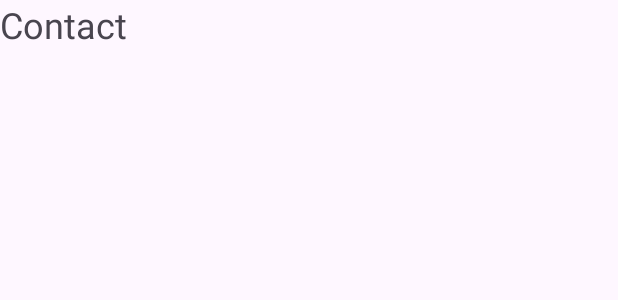
After one commit to ramontrovao/contacthub, an Android app: the layout activity_contact.xml on its own in the app's theme, with its tools: preview values and no code run, on a phone screen of 412 x 824 dp. The commit adds this screen. Shown: the top 300 px of the screen. Run offline under Robolectric (Android 15) with nearby library versions, the phone set to English and light mode, and no system bars.

Commit message:
feat: created contact activity

```diff
--- a/app/src/main/AndroidManifest.xml
+++ b/app/src/main/AndroidManifest.xml
@@ -21,6 +21,10 @@
                 <category android:name="android.intent.category.LAUNCHER" />
             </intent-filter>
         </activity>
+        <activity
+            android:name=".ContactActivity"
+            android:exported="true">
+        </activity>
     </application>
 
 </manifest>
--- /dev/null
+++ b/app/src/main/res/layout/activity_contact.xml
@@ -0,0 +1,13 @@
+<?xml version="1.0" encoding="utf-8"?>
+<androidx.constraintlayout.widget.ConstraintLayout xmlns:android="http://schemas.android.com/apk/res/android"
+    xmlns:app="http://schemas.android.com/apk/res-auto"
+    xmlns:tools="http://schemas.android.com/tools"
+    android:layout_width="match_parent"
+    android:layout_height="match_parent"
+    tools:context=".ContactActivity">
+    <TextView
+        android:layout_width="wrap_content"
+        android:layout_height="wrap_content"
+        android:text="Contact"
+        android:textSize="24sp"/>
+</androidx.constraintlayout.widget.ConstraintLayout>
--- a/app/src/main/res/layout/contact_card.xml
+++ b/app/src/main/res/layout/contact_card.xml
@@ -4,6 +4,7 @@
     android:layout_height="match_parent"
     android:paddingVertical="12dp"
     xmlns:app="http://schemas.android.com/apk/res-auto"
+    android:id="@+id/contactView"
     android:orientation="horizontal"
     android:background="@drawable/contact_border"
     app:justifyContent="space_between"
```
Also changed, not shown: app/src/main/java/dev/ramontrovao/contacthub/ContactActivity.kt (added, +11 -0 lines), app/src/main/java/dev/ramontrovao/contacthub/MainActivity.kt (+7 -1 lines).
